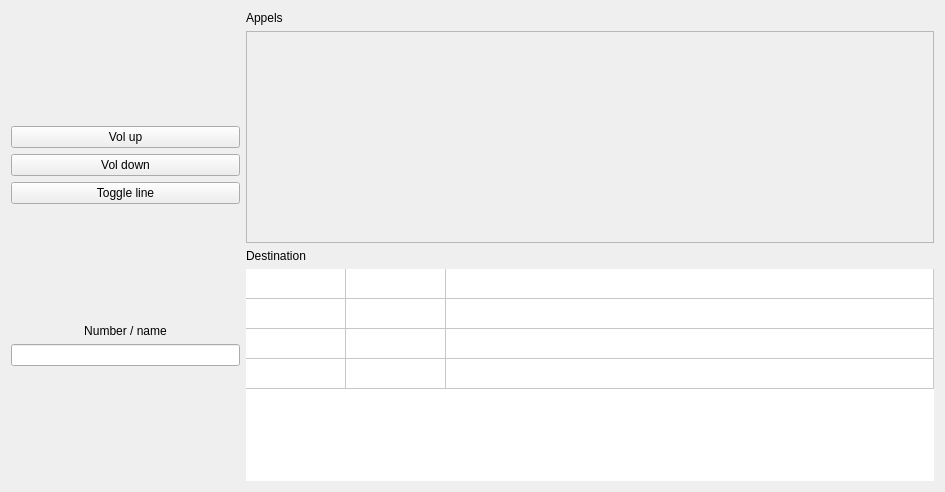
Qt form plugins/popcaastra/src/popcaastra.ui (wazo-platform/wazo-client-qt) before a commit.
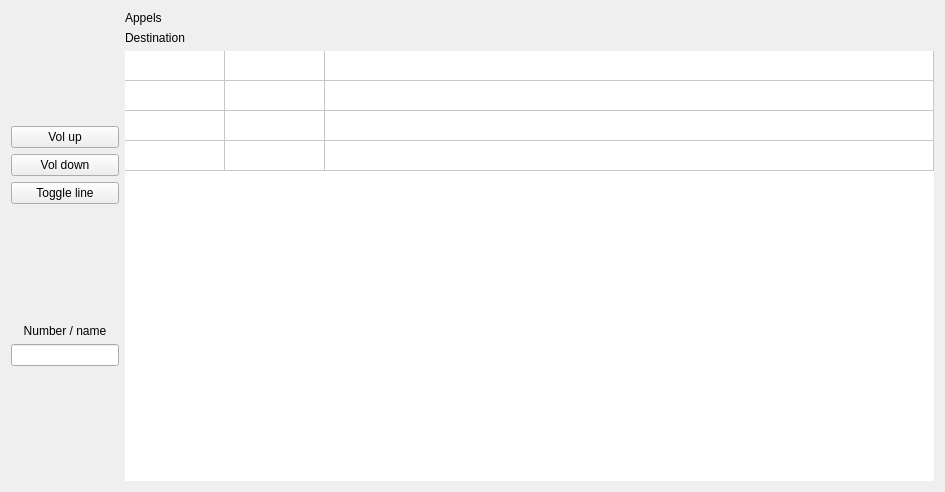
The same form after that commit.

Commit message: Copied some code from the calls xlet

Diff of the .ui file:
```diff
--- a/plugins/popcaastra/src/popcaastra.ui
+++ b/plugins/popcaastra/src/popcaastra.ui
@@ -19,7 +19,7 @@
   <property name="windowTitle">
    <string>Form</string>
   </property>
-  <layout class="QHBoxLayout" name="horizontalLayout" stretch="1,3">
+  <layout class="QHBoxLayout" name="horizontalLayout" stretch="0,1">
    <item>
     <layout class="QVBoxLayout" name="verticalLayout">
      <property name="sizeConstraint">
@@ -132,7 +132,7 @@
     </layout>
    </item>
    <item>
-    <layout class="QVBoxLayout" name="right_layout" stretch="0,0,0,0">
+    <layout class="QVBoxLayout" name="m_calls_layout" stretch="0,0,0">
      <item>
       <widget class="QLabel" name="label_3">
        <property name="text">
@@ -140,29 +140,6 @@
        </property>
       </widget>
      </item>
-     <item>
-      <widget class="QScrollArea" name="callList">
-       <property name="sizePolicy">
-        <sizepolicy hsizetype="Expanding" vsizetype="Expanding">
-         <horstretch>0</horstretch>
-         <verstretch>0</verstretch>
-        </sizepolicy>
-       </property>
-       <property name="widgetResizable">
-        <bool>true</bool>
-       </property>
-       <widget class="QWidget" name="scrollAreaWidgetContents_2">
-        <property name="geometry">
-         <rect>
-          <x>0</x>
-          <y>0</y>
-          <width>687</width>
-          <height>208</height>
-         </rect>
-        </property>
-       </widget>
-      </widget>
-     </item>
      <item>
       <widget class="QLabel" name="label_2">
        <property name="text">
```
The commit also changes 5 other files.
